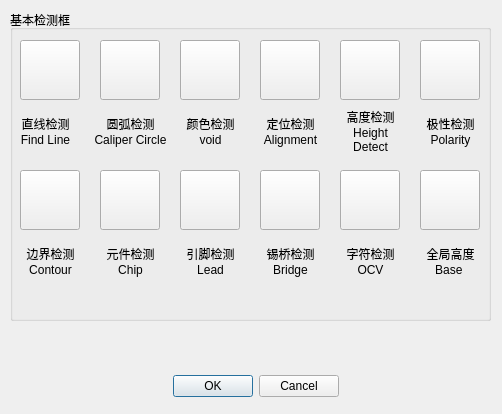
First picture: the form in VisionDetect/InspWindowSelectDialog.ui, repository chuandongxu/AOI, before the edit.
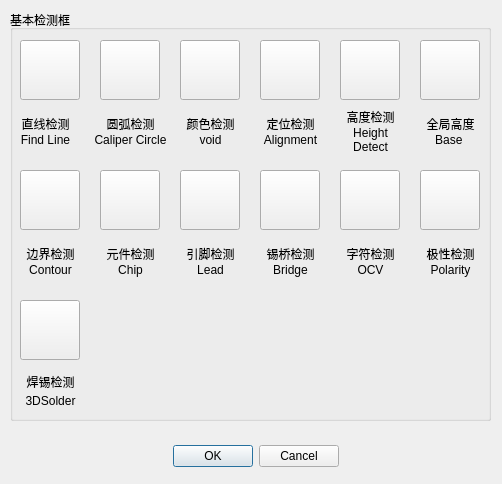
Second picture: the form after the edit. Icons and pictures are not drawn.

Commit message:
Developed part of the 3D solder inspection feature.
Developed part of the 3D solder inspection feature.

Patch:
```diff
--- a/VisionDetect/InspWindowSelectDialog.ui
+++ b/VisionDetect/InspWindowSelectDialog.ui
@@ -7,7 +7,7 @@
     <x>0</x>
     <y>0</y>
     <width>502</width>
-    <height>414</height>
+    <height>484</height>
    </rect>
   </property>
   <property name="windowTitle">
@@ -19,7 +19,7 @@
      <x>10</x>
      <y>10</y>
      <width>481</width>
-     <height>311</height>
+     <height>411</height>
     </rect>
    </property>
    <property name="title">
@@ -240,7 +240,7 @@
     <property name="geometry">
      <rect>
       <x>410</x>
-      <y>30</y>
+      <y>160</y>
       <width>60</width>
       <height>60</height>
      </rect>
@@ -263,7 +263,7 @@
     <property name="geometry">
      <rect>
       <x>410</x>
-      <y>100</y>
+      <y>230</y>
       <width>61</width>
       <height>41</height>
      </rect>
@@ -495,7 +495,7 @@
     <property name="geometry">
      <rect>
       <x>410</x>
-      <y>160</y>
+      <y>30</y>
       <width>60</width>
       <height>60</height>
      </rect>
@@ -518,7 +518,7 @@
     <property name="geometry">
      <rect>
       <x>410</x>
-      <y>230</y>
+      <y>100</y>
       <width>61</width>
       <height>41</height>
      </rect>
@@ -533,12 +533,54 @@
      <bool>true</bool>
     </property>
    </widget>
+   <widget class="QLabel" name="labelGlobalWin_2">
+    <property name="geometry">
+     <rect>
+      <x>10</x>
+      <y>360</y>
+      <width>61</width>
+      <height>41</height>
+     </rect>
+    </property>
+    <property name="text">
+     <string>焊锡检测 3DSolder</string>
+    </property>
+    <property name="alignment">
+     <set>Qt::AlignCenter</set>
+    </property>
+    <property name="wordWrap">
+     <bool>true</bool>
+    </property>
+   </widget>
+   <widget class="QPushButton" name="btn3DSolderWindow">
+    <property name="geometry">
+     <rect>
+      <x>10</x>
+      <y>290</y>
+      <width>60</width>
+      <height>60</height>
+     </rect>
+    </property>
+    <property name="text">
+     <string/>
+    </property>
+    <property name="icon">
+     <iconset>
+      <normaloff>Image/3DSolder.png</normaloff>Image/3DSolder.png</iconset>
+    </property>
+    <property name="iconSize">
+     <size>
+      <width>60</width>
+      <height>60</height>
+     </size>
+    </property>
+   </widget>
   </widget>
   <widget class="QDialogButtonBox" name="buttonBox">
    <property name="geometry">
     <rect>
      <x>140</x>
-     <y>370</y>
+     <y>440</y>
      <width>231</width>
      <height>32</height>
     </rect>
```
Left out of the diff: 2 changed lines with no effect on the pictures. The commit also changes 26 other files.
